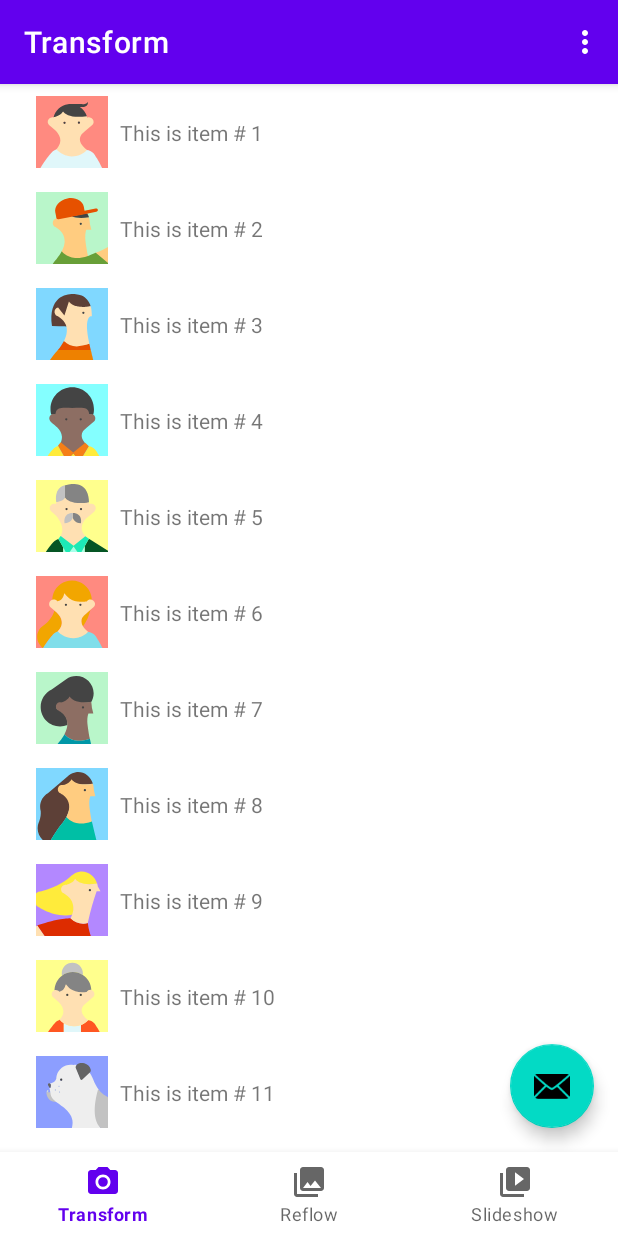
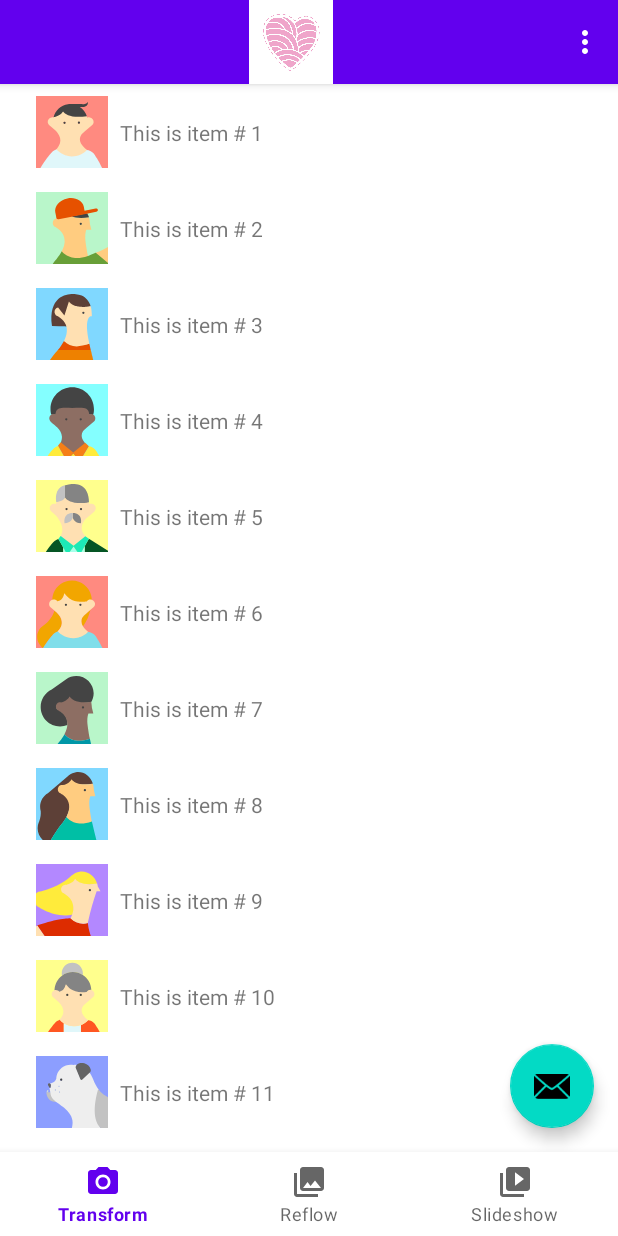
Before and after one commit to aflaogonzalez/Android_LTE_App, an Android app: the screen it shows after launch (MainActivity), on a phone screen of 412 x 824 dp. Run offline under Robolectric (Android 15) with nearby library versions, the phone set to English and light mode, and no system bars; our stand-ins replace navigation-ui; 1 statement that could not run was skipped.

```diff
--- a/app/src/main/java/cl/lte/lte_app/MainActivity.kt
+++ b/app/src/main/java/cl/lte/lte_app/MainActivity.kt
@@ -24,6 +24,11 @@ class MainActivity : AppCompatActivity() {
         binding = ActivityMainBinding.inflate(layoutInflater)
         setContentView(binding.root)
         setSupportActionBar(binding.appBarMain.toolbar)
+
+        // Muestra el logo en la Toolbar
+        supportActionBar?.setDisplayShowHomeEnabled(true)
+        supportActionBar?.setLogo(R.drawable.logo)
+        supportActionBar?.setDisplayUseLogoEnabled(true)
 
         binding.appBarMain.fab?.setOnClickListener { view ->
             Snackbar.make(view, "Replace with your own action", Snackbar.LENGTH_LONG)
```
Also changed, not shown: app/src/main/res/drawable/logo.jpeg (added).
